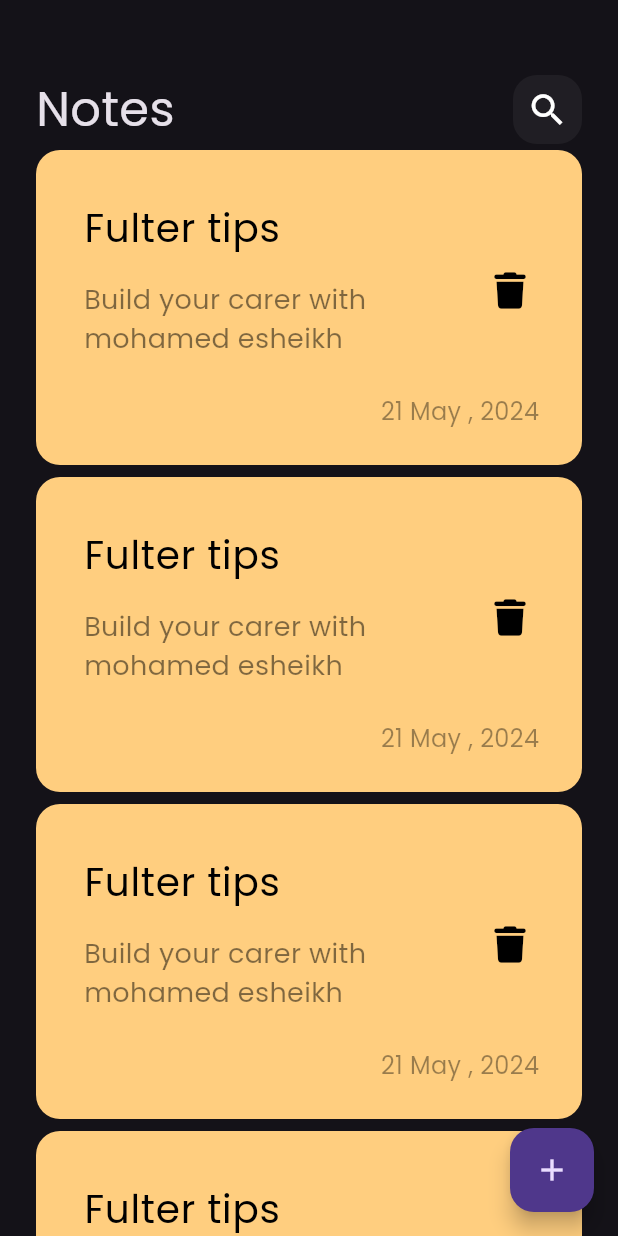
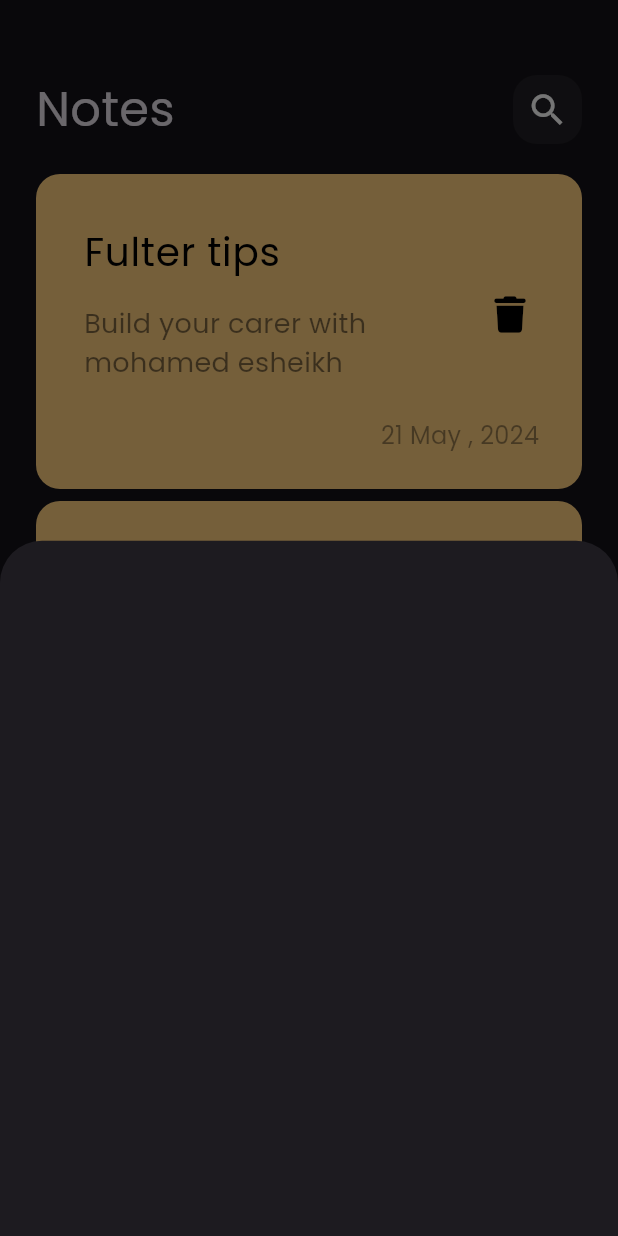
Before and after one commit to mohamedredaelsheikh/notes_app, a Flutter app: the screen it shows after launch, after a tap on the "add" icon, on a phone screen of 412 x 824 dp. Run offline on Flutter 3.47's test engine with Material 3 defaults, Android fonts, the phone set to English and light mode, and no system bars; our stand-ins replace font_awesome_flutter.

Commit message:
Show Modal Bottom Sheet

```diff
--- a/lib/views/notes_view.dart
+++ b/lib/views/notes_view.dart
@@ -1,4 +1,5 @@
 import 'package:flutter/material.dart';
+import 'package:note_app/widgets/add_note_botom_sheet.dart';
 import 'package:note_app/widgets/notes_view_body.dart';
 
 class NotesView extends StatelessWidget {
@@ -8,7 +9,13 @@ class NotesView extends StatelessWidget {
   Widget build(BuildContext context) {
     return Scaffold(
       floatingActionButton: FloatingActionButton(
-        onPressed: () {},
+        onPressed: () {
+          showModalBottomSheet(
+              context: context,
+              builder: (context) {
+                return const AddNoteBottomSheet();
+              });
+        },
         child: const Icon(Icons.add),
       ),
       body: const NotesViewBody(),
--- /dev/null
+++ b/lib/widgets/add_note_botom_sheet.dart
@@ -0,0 +1,10 @@
+import 'package:flutter/material.dart';
+
+class AddNoteBottomSheet extends StatelessWidget {
+  const AddNoteBottomSheet({super.key});
+
+  @override
+  Widget build(BuildContext context) {
+    return Container();
+  }
+}
--- a/lib/widgets/note_list_view.dart
+++ b/lib/widgets/note_list_view.dart
@@ -6,11 +6,16 @@ class NotesListView extends StatelessWidget {
 
   @override
   Widget build(BuildContext context) {
-    return ListView.builder(itemBuilder: (context, index) {
-      return const Padding(
-        padding: EdgeInsets.symmetric(vertical: 4),
-        child: NoteItem(),
-      );
-    });
+    return Padding(
+      padding: const EdgeInsets.symmetric(vertical: 16),
+      child: ListView.builder(
+          padding: EdgeInsets.zero,
+          itemBuilder: (context, index) {
+            return const Padding(
+              padding: EdgeInsets.symmetric(vertical: 4),
+              child: NoteItem(),
+            );
+          }),
+    );
   }
 }
```
